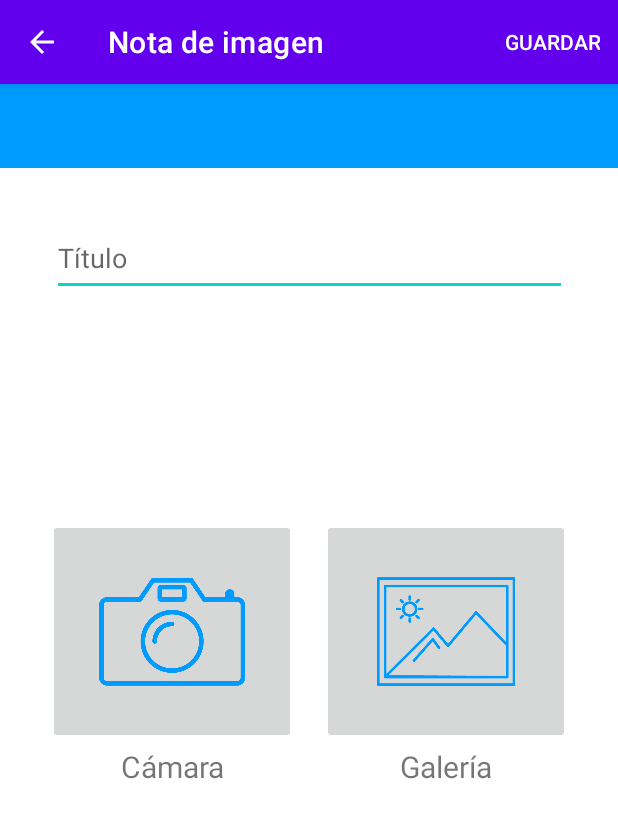
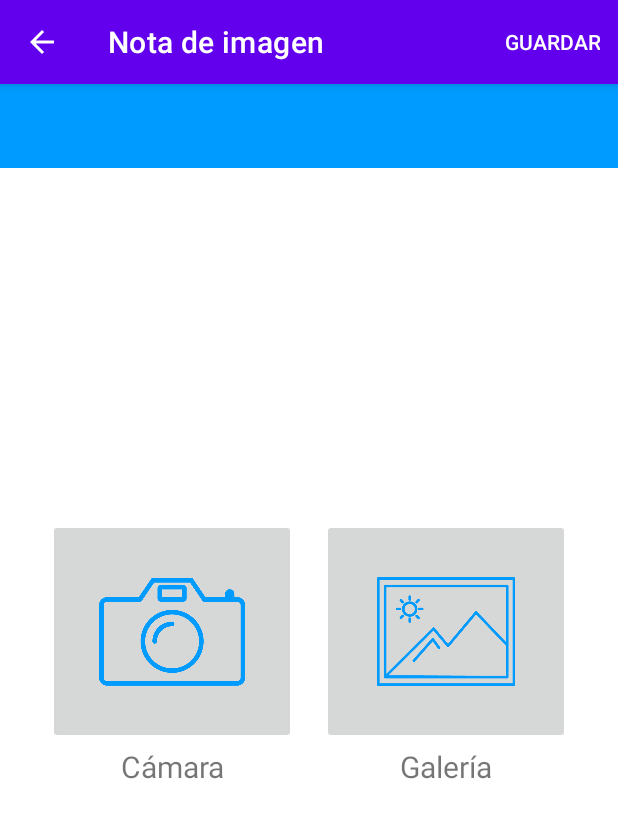
Before and after one commit to IvanMartinezVilla/PiS_Project, an Android app: the imageCreatorActivity screen opened directly, with no data from a screen before it, on a phone screen of 412 x 824 dp. Shown: the top 818 px of the screen. Run offline under Robolectric (Android 15) with nearby library versions, the phone set to English and light mode, and no system bars; 1 statement that could not run was skipped.

```diff
--- a/app/src/main/res/layout/image_creator.xml
+++ b/app/src/main/res/layout/image_creator.xml
@@ -56,20 +56,4 @@
         app:layout_constraintEnd_toEndOf="parent"
         app:layout_constraintTop_toBottomOf="@+id/galleryButton" />
 
-    <EditText
-        android:id="@+id/titleText"
-        android:layout_width="343dp"
-        android:layout_height="50dp"
-        android:layout_marginStart="32dp"
-        android:layout_marginLeft="32dp"
-        android:layout_marginTop="91dp"
-        android:layout_marginEnd="32dp"
-        android:layout_marginRight="32dp"
-        android:ems="10"
-        android:hint="@string/note_title"
-        android:inputType="text"
-        app:layout_constraintEnd_toEndOf="parent"
-        app:layout_constraintStart_toStartOf="parent"
-        app:layout_constraintTop_toTopOf="parent" />
-
 </androidx.constraintlayout.widget.ConstraintLayout>
```
